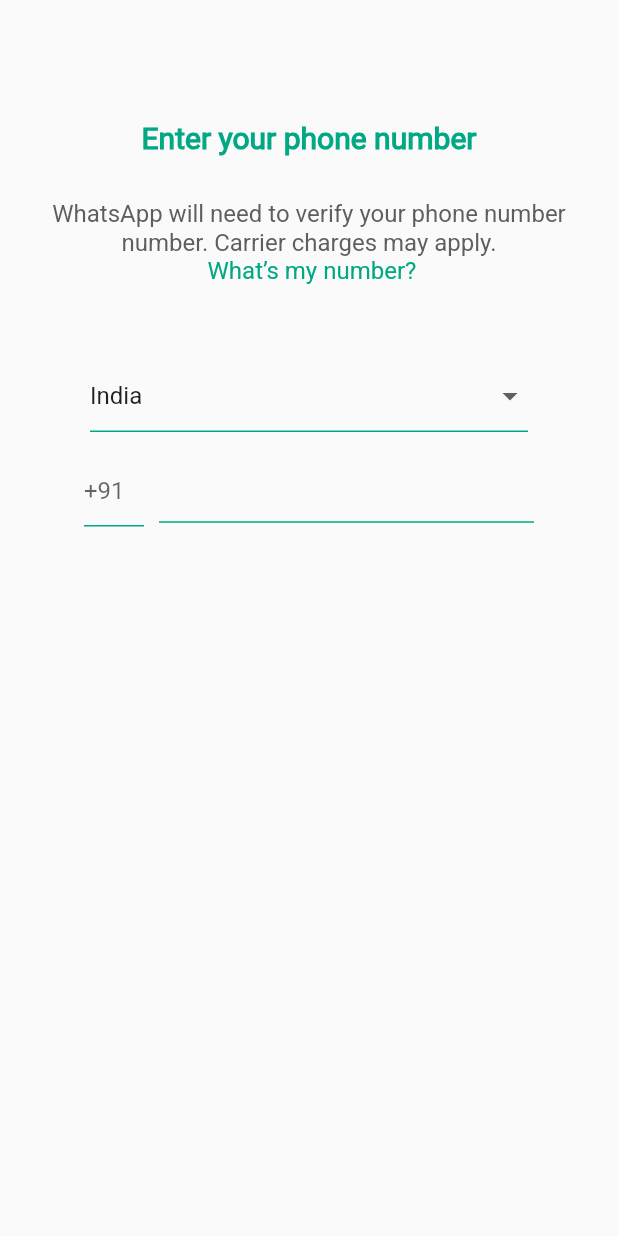
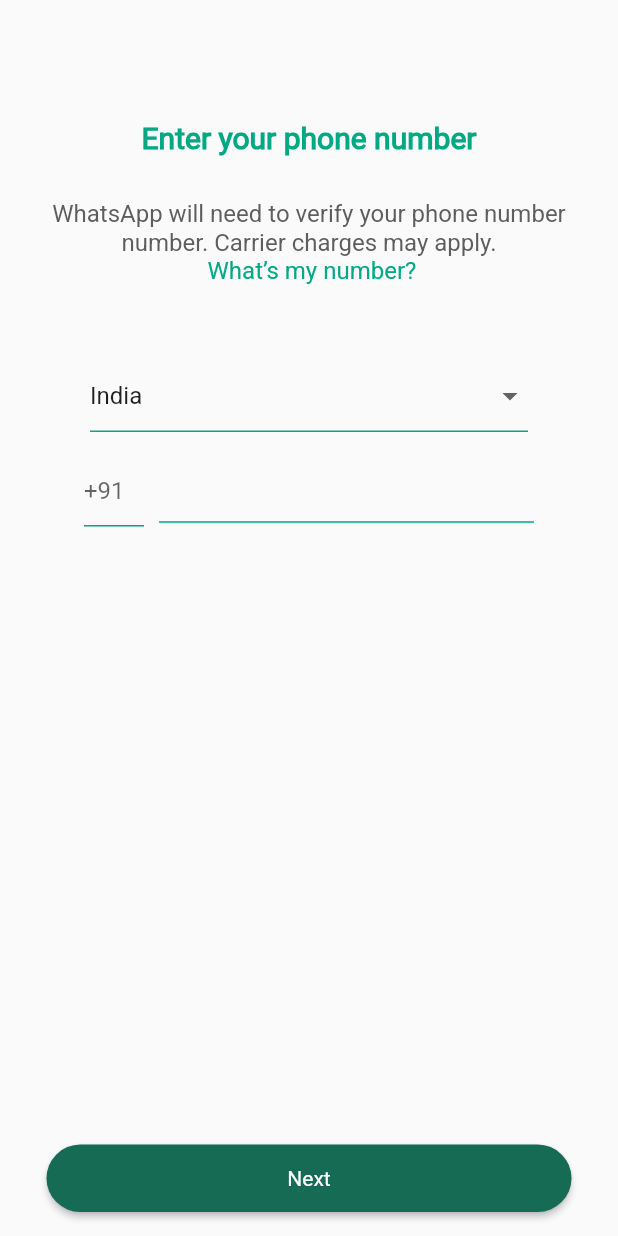
Before and after one commit to shafi-35/WhatsApp-ui-, a Flutter app: the LoginScreen screen opened directly, on a phone screen of 412 x 824 dp. Run offline on Flutter 3.47's test engine with Material 3 defaults, Android fonts, the light colour scheme and no system bars.

Commit message:
Login Screen Completed

```diff
--- a/lib/Screens/Login/loginscreen.dart
+++ b/lib/Screens/Login/loginscreen.dart
@@ -112,8 +112,8 @@
           ),
         ],
       ),
-      // floatingActionButton: UiHelper.CustomButton(callback: (){}, buttonname: "Next"),
-      // floatingActionButtonLocation: FloatingActionButtonLocation.centerFloat,
+      floatingActionButton: UiHelper.CustomButton(callback: (){}, buttonname: "Next"),
+      floatingActionButtonLocation: FloatingActionButtonLocation.centerFloat,
     );
   }
 }
```
